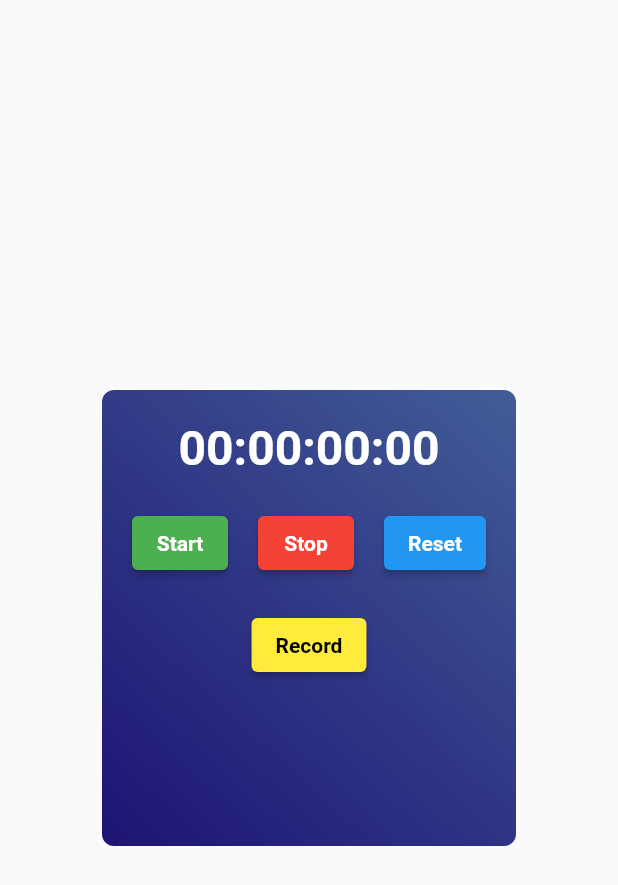
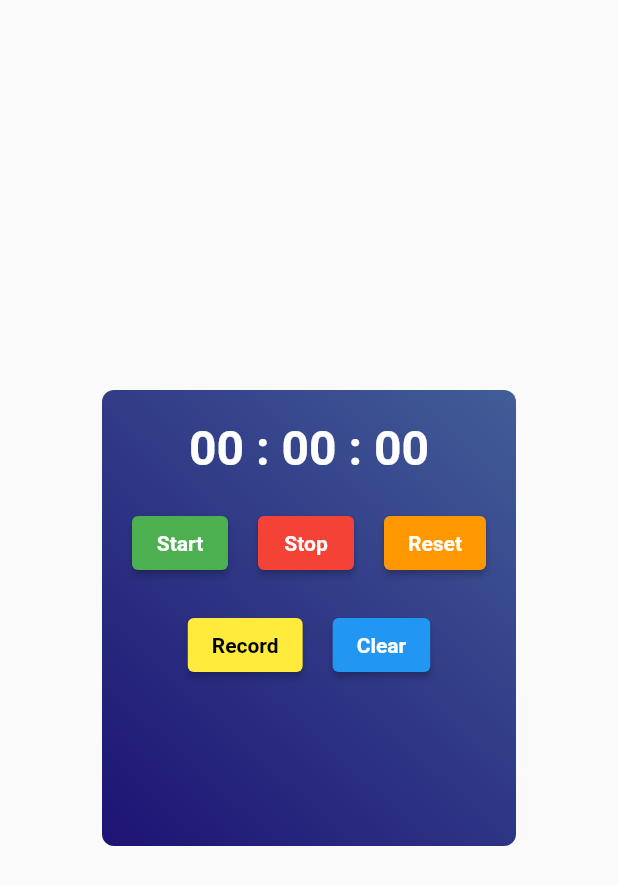
Before and after one commit to Sebsprograms/stopwatch, a Flutter app: the screen it shows after launch, after a tap on "Start", on a phone screen of 412 x 824 dp. Shown: the top 885 px of the screen. Run offline on Flutter 3.47's test engine with Material 2 defaults, Android fonts, the phone set to English and light mode, and no system bars.

```diff
--- a/lib/stop_watch.dart
+++ b/lib/stop_watch.dart
@@ -1,3 +1,5 @@
+import 'dart:async';
+
 import 'package:flutter/material.dart';
 
 class StopWatch extends StatefulWidget {
@@ -8,23 +10,56 @@ class StopWatch extends StatefulWidget {
 }
 
 class _StopWatchState extends State<StopWatch> {
-  String time = "00:00:00:00";
+  String time = "00 : 00 : 00";
+  Timer? timer;
+  Stopwatch stopwatch = Stopwatch();
 
   List<Widget> recordedTimes = [];
 
-  void start() {}
+  void updateTime(int milliseconds) {
+    setState(() {
+      int totalSeconds = milliseconds ~/ 1000;
+      int seconds = totalSeconds % 60;
+      int minutes = totalSeconds ~/ 60 % 60;
+      int hours = totalSeconds ~/ 3600;
 
-  void stop() {}
+      time =
+          '${addZero(hours.toString())} : ${addZero(minutes.toString())} : ${addZero(seconds.toString())}';
+    });
+  }
+
+  String addZero(String input) {
+    while (input.length < 2) {
+      input = '0$input';
+    }
+    return input;
+  }
+
+  void start() {
+    if (timer != null && timer!.isActive) return;
+    stopwatch.start();
+    timer = Timer.periodic(Duration(seconds: 1), (timer) {
+      updateTime(stopwatch.elapsedMilliseconds);
+    });
+  }
+
+  void stop() {
+    stopwatch.stop();
+    timer?.cancel();
+    timer = null;
+  }
 
   void record() {
     setState(() {
-      recordedTimes.add(Container(
+      recordedTimes.insert(
+          0,
+          Container(
             padding: const EdgeInsets.only(
               top: 10,
             ),
             child: Text(
               time,
-          style: TextStyle(
+              style: const TextStyle(
                 fontSize: 16,
                 color: Colors.white,
               ),
@@ -34,6 +69,11 @@ class _StopWatchState extends State<StopWatch> {
   }
 
   void reset() {
+    stopwatch.reset();
+    updateTime(stopwatch.elapsedMilliseconds);
+  }
+
+  void clear() {
     setState(() {
       recordedTimes = [];
     });
@@ -91,7 +131,7 @@ class _StopWatchState extends State<StopWatch> {
             ElevatedButton(
               onPressed: reset,
               style: ElevatedButton.styleFrom(
-                backgroundColor: Colors.blue,
+                backgroundColor: Colors.orange,
               ),
               child: const Text("Reset",
                   style: TextStyle(
@@ -103,6 +143,9 @@ class _StopWatchState extends State<StopWatch> {
         const SizedBox(
           height: 20,
         ),
+        Row(
+          mainAxisSize: MainAxisSize.min,
+          children: [
             ElevatedButton(
               onPressed: record,
               style: ElevatedButton.styleFrom(
@@ -114,9 +157,25 @@ class _StopWatchState extends State<StopWatch> {
                     color: Colors.black,
                   )),
             ),
+            const SizedBox(
+              width: 20,
+            ),
+            ElevatedButton(
+              onPressed: clear,
+              style: ElevatedButton.styleFrom(
+                backgroundColor: Colors.blue,
+              ),
+              child: const Text("Clear",
+                  style: TextStyle(
+                    fontWeight: FontWeight.bold,
+                  )),
+            ),
+          ],
+        ),
         SizedBox(
           height: 90,
           child: SingleChildScrollView(
+            // reverse: true,
             scrollDirection: Axis.vertical,
             child: Column(
               children: recordedTimes,
```
Lines whose indentation alone changed are shown as unchanged.
